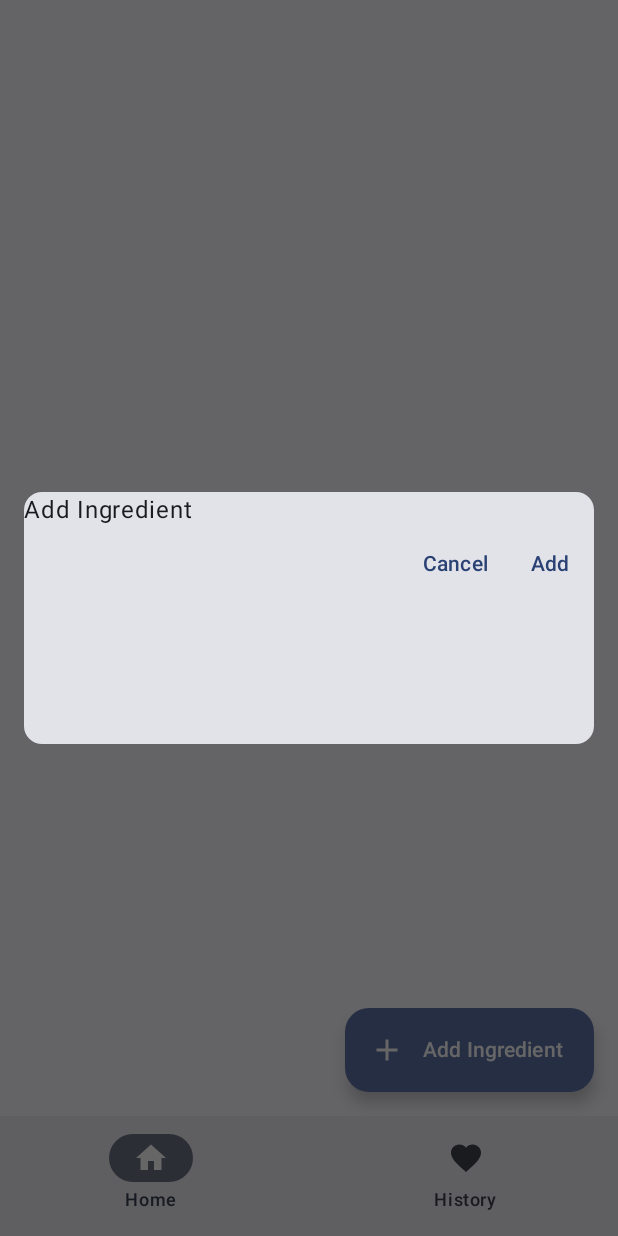
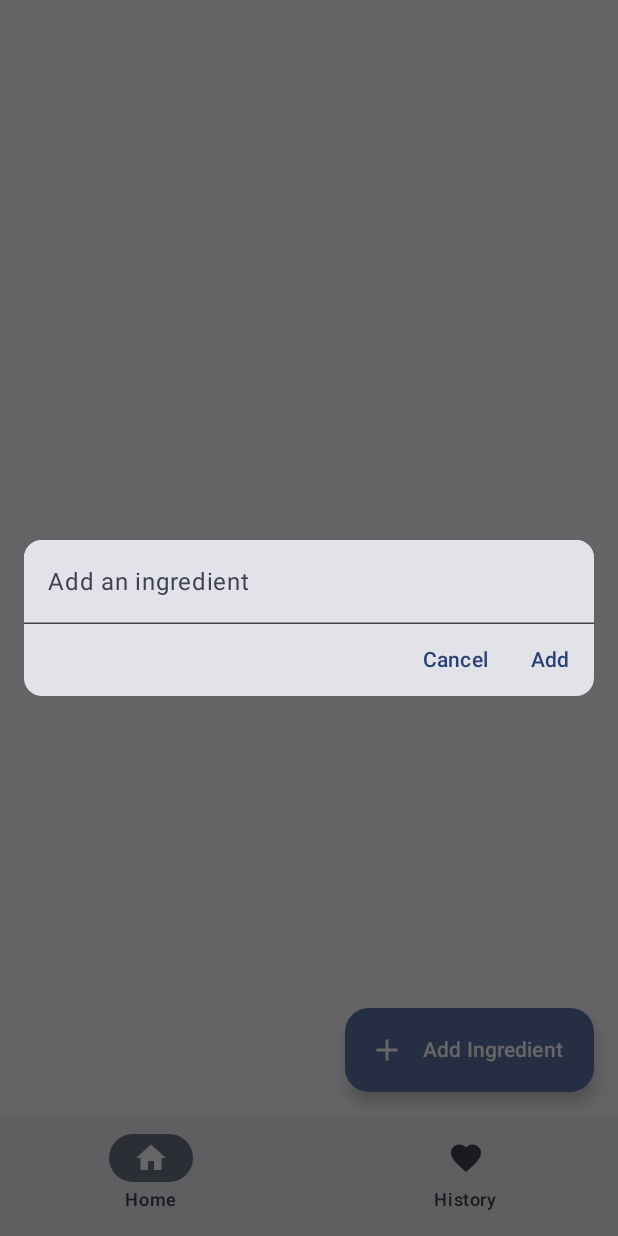
Before and after one commit to ddanss/airecipe, an Android app built with Jetpack Compose: the screen it shows after launch (MainActivity), after a tap on "Add Ingredient", on a phone screen of 412 x 824 dp. Run offline under Robolectric (Android 15) with nearby library versions, the phone set to English and light mode, and no system bars; our stand-ins replace Room's generated code.

Commit message:
connect textfield to ingredient

```diff
--- a/app/src/main/java/com/ddanss/airecipe/components/Home.kt
+++ b/app/src/main/java/com/ddanss/airecipe/components/Home.kt
@@ -16,11 +16,14 @@ import androidx.compose.material3.Icon
 import androidx.compose.material3.Scaffold
 import androidx.compose.material3.Text
 import androidx.compose.material3.TextButton
+import androidx.compose.material3.TextField
 import androidx.compose.runtime.Composable
 import androidx.compose.runtime.collectAsState
+import androidx.compose.runtime.getValue
 import androidx.compose.runtime.mutableStateOf
 import androidx.compose.runtime.remember
 import androidx.compose.runtime.rememberCoroutineScope
+import androidx.compose.runtime.setValue
 import androidx.compose.ui.Alignment
 import androidx.compose.ui.Modifier
 import androidx.compose.ui.platform.LocalContext
@@ -62,14 +65,8 @@ fun HomeScreen() {
             onDismissRequest = { openAddDialog.value = false },
             onConfirm = {
                 scope.launch {
-                    val ingredient = Ingredient(name = "carrot", checked = true)
+                    val ingredient = Ingredient(name = it, checked = true)
                     db.ingredientDao().insertAll(ingredient)
-                    val ingredient2 = Ingredient(name = "onion", checked = true)
-                    db.ingredientDao().insertAll(ingredient2)
-                    val ingredient3 = Ingredient(name = "potato", checked = true)
-                    db.ingredientDao().insertAll(ingredient3)
-                    val ingredient4 = Ingredient(name = "tofu", checked = true)
-                    db.ingredientDao().insertAll(ingredient4)
                 }
                 openAddDialog.value = false
             }
@@ -114,19 +111,26 @@ fun AddButton(onClick: () -> Unit) {
 @Composable
 fun AddDialog(
     onDismissRequest: () -> Unit,
-    onConfirm: () -> Unit
+    onConfirm: (text: String) -> Unit
 ) {
+    var textState by remember { mutableStateOf("") }
     Dialog(onDismissRequest = { onDismissRequest() }) {
         Card(
             modifier = Modifier
                 .fillMaxWidth()
-                .height(200.dp)
                 .padding(16.dp)
         ) {
-            Text(text = "Add Ingredient")
+            TextField(
+                value = textState,
+                onValueChange = { textState = it },
+                label = { Text("Add an ingredient") },
+                maxLines = 1,
+                modifier = Modifier
+                    .fillMaxWidth()
+            )
             Row(modifier = Modifier.fillMaxWidth(), horizontalArrangement = Arrangement.End) {
                 TextButton(onClick = { onDismissRequest() }) { Text(text = "Cancel") }
-                TextButton(onClick = { onConfirm() }) { Text(text = "Add") }
+                TextButton(onClick = { onConfirm(textState) }) { Text(text = "Add") }
             }
         }
     }
```
